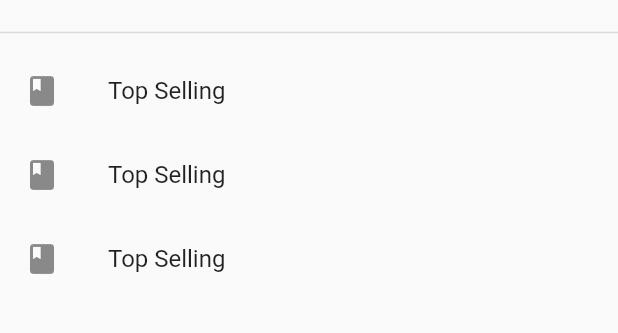
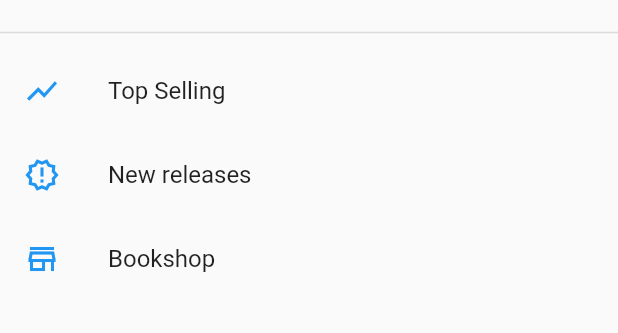
Before and after one commit to ChoChoHtet/flutter-book-library, a Flutter app: the screen it shows after launch, after a tap on "Search Play Books", on a phone screen of 412 x 824 dp, the part 56-389 px from its top. Run offline on Flutter 3.47's test engine with Material 2 defaults, Android fonts, the phone set to English and light mode, and no system bars; our stand-ins replace carousel_slider, flutter_rating_bar, percent_indicator; network calls fail.

Commit message:
change search icon

```diff
--- a/lib/page/e_book_page.dart
+++ b/lib/page/e_book_page.dart
@@ -17,6 +17,9 @@ class EBookPage extends StatelessWidget {
         physics: const NeverScrollableScrollPhysics(),
         shrinkWrap: true,
         children: [
+          const SizedBox(
+            height: paddingNormal,
+          ),
           HorizontalBookView(
             title: revision,
             imgPath: imgUrl,
@@ -26,7 +29,7 @@ class EBookPage extends StatelessWidget {
             onTapBook: () => _navigateToBookDetailScreen(context),
           ),
           const SizedBox(
-            height: 30,
+            height: paddingNormal,
           ),
           HorizontalBookView(
             title: ebookTitle,
@@ -37,7 +40,7 @@ class EBookPage extends StatelessWidget {
             onTapBook: () {},
           ),
           const SizedBox(
-            height: 30,
+            height: paddingNormal,
           ),
           HorizontalBookView(
             title: onYourWishlist,
--- a/lib/page/search_page.dart
+++ b/lib/page/search_page.dart
@@ -57,16 +57,16 @@ class SearchPage extends StatelessWidget {
       body: ListView(
         children: const [
           ListTile(
-            leading: Icon(Icons.book),
+            leading: Icon(Icons.show_chart,color: Colors.blue,),
             title: Text("Top Selling"),
           ),
           ListTile(
-            leading: Icon(Icons.book),
-            title: Text("Top Selling"),
+            leading: Icon(Icons.new_releases_outlined,color: Colors.blue,),
+            title: Text("New releases",),
           ),
           ListTile(
-            leading: Icon(Icons.book),
-            title: Text("Top Selling"),
+            leading: Icon(Icons.store_outlined,color: Colors.blue,),
+            title: Text("Bookshop"),
           )
         ],
       ),
--- a/lib/page/your_book_page.dart
+++ b/lib/page/your_book_page.dart
@@ -22,7 +22,7 @@ class _YourBookPageState extends State<YourBookPage> {
   Widget build(BuildContext context) {
     return Scaffold(
       body: Container(
-        padding: const EdgeInsets.only(left: 16, right: 16, top: 20),
+        padding: const EdgeInsets.only(left: 16, top: 20),
         child: SingleChildScrollView(
           child: Column(
             children: [
--- a/lib/viewItems/item_book_view.dart
+++ b/lib/viewItems/item_book_view.dart
@@ -18,7 +18,7 @@ class ItemBookView extends StatelessWidget {
   Widget build(BuildContext context) {
     return Container(
       width: 150,
-      margin: const EdgeInsets.only(right: 10),
+      margin: const EdgeInsets.only(right: paddingNormal),
       child: Column(
         crossAxisAlignment: CrossAxisAlignment.start,
         children: [
--- a/lib/viewItems/item_grid_view.dart
+++ b/lib/viewItems/item_grid_view.dart
@@ -1,4 +1,5 @@
 import 'package:book_library/resource/color.dart';
+import 'package:book_library/resource/dimen.dart';
 import 'package:book_library/resource/string.dart';
 import 'package:book_library/widgets/custom_icon_view.dart';
 import 'package:book_library/widgets/normal_text.dart';
@@ -43,9 +44,8 @@ class BookCoverSection extends StatelessWidget {
   @override
   Widget build(BuildContext context) {
     return Container(
-      // width: MediaQuery.of(context).size.width *0.2,
       height: MediaQuery.of(context).size.height * 0.22,
-      margin: const EdgeInsets.only(right: 14),
+      margin: const EdgeInsets.only(right: paddingNormal),
       padding: const EdgeInsets.only(bottom: 10, right: 10),
       decoration: BoxDecoration(
         borderRadius: BorderRadius.circular(8),
--- a/lib/viewItems/item_list_view.dart
+++ b/lib/viewItems/item_list_view.dart
@@ -7,7 +7,9 @@ class ItemListView extends StatelessWidget {
 
   @override
   Widget build(BuildContext context) {
-    return Row(
+    return Padding(
+      padding: const EdgeInsets.only(right: paddingNormal),
+      child: Row(
         crossAxisAlignment: CrossAxisAlignment.start,
         children: [
           ClipRRect(
@@ -28,6 +30,7 @@ class ItemListView extends StatelessWidget {
           const Icon(
             Icons.more_horiz_rounded,size: normalIconSize,),
         ],
+      ),
     );
   }
 }
```
Also changed, not shown: lib/page/detail_shelve_page.dart (+12 -7 lines), lib/page/see_more_detail_page.dart (+19 -15 lines), lib/widgets/sort_and_list_menu_view.dart (+9 -5 lines). Lines whose indentation alone changed are shown as unchanged.
